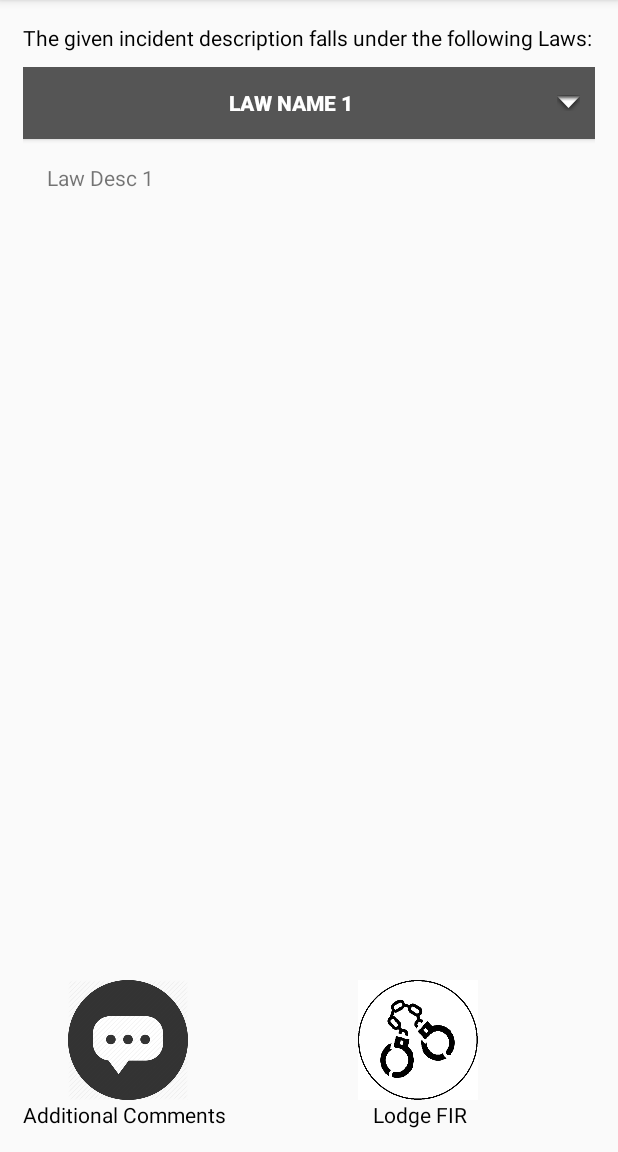
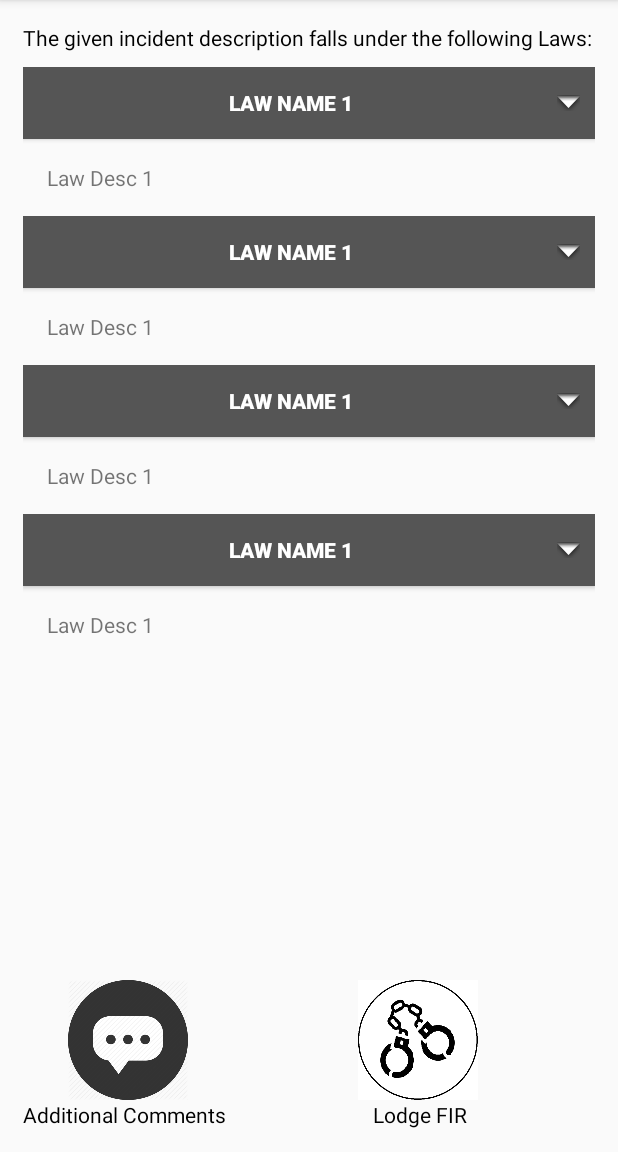
Before and after one commit to ApoorvaJaiswal/SmartTraumaRelieverFlawsome, an Android app: the CrimeDetailsActivity screen opened directly, with no data from a screen before it, on a phone screen of 412 x 824 dp, the part 84-1236 px from its top. Run offline under Robolectric (Android 15) with nearby library versions, the phone set to English and light mode, and no system bars; libraries missing offline, so code that uses them is left out: com.github.aakira.expandablelayout; plain views replace ExpandableRelativeLayout; 2 statements that could not run were skipped.

Commit message:
Intermediate commit

```diff
--- a/app/src/main/AndroidManifest.xml
+++ b/app/src/main/AndroidManifest.xml
@@ -15,15 +15,15 @@
         android:supportsRtl="true"
         android:theme="@style/AppTheme">
         <activity android:name=".LoginPageActivity" />
-        <activity android:name=".MainActivity"></activity>
-        <activity android:name=".ProfileActivity" />
-        <activity android:name=".ReportCrimeActivity">
+        <activity android:name=".MainActivity">
             <intent-filter>
                 <action android:name="android.intent.action.MAIN" />
 
                 <category android:name="android.intent.category.LAUNCHER" />
             </intent-filter>
         </activity>
+        <activity android:name=".ProfileActivity" />
+        <activity android:name=".ReportCrimeActivity"/>
         <activity
             android:name=".DisplayCrimesActivity"
             android:label="@string/title_activity_display_crimes"
--- a/app/src/main/res/layout/row_law.xml
+++ b/app/src/main/res/layout/row_law.xml
@@ -1,7 +1,7 @@
 <?xml version="1.0" encoding="utf-8"?>
 <RelativeLayout xmlns:android="http://schemas.android.com/apk/res/android"
     android:layout_width="match_parent"
-    android:layout_height="match_parent"
+    android:layout_height="wrap_content"
     xmlns:app="http://schemas.android.com/apk/res-auto">
     <Button
         android:id="@+id/expandableButton"
@@ -9,7 +9,7 @@
         android:layout_height="wrap_content"
         android:background="@color/colorPrimaryDark"
         android:drawableRight="@android:drawable/arrow_down_float"
-        android:onClick="expandableButton"
+        android:onClick="expanda"
         android:paddingRight="10dp"
         android:text="Question"
         android:textStyle="bold"
```
Also changed, not shown: app/src/main/java/com/example/jaisa/smarttraumareliever_flawsome/Adapters/LawsAdapter.java (+15 -10 lines).
